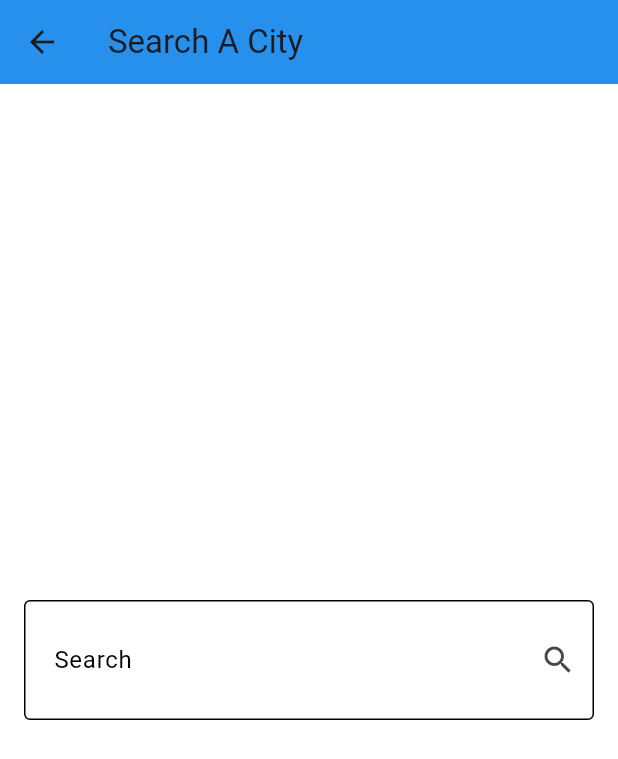
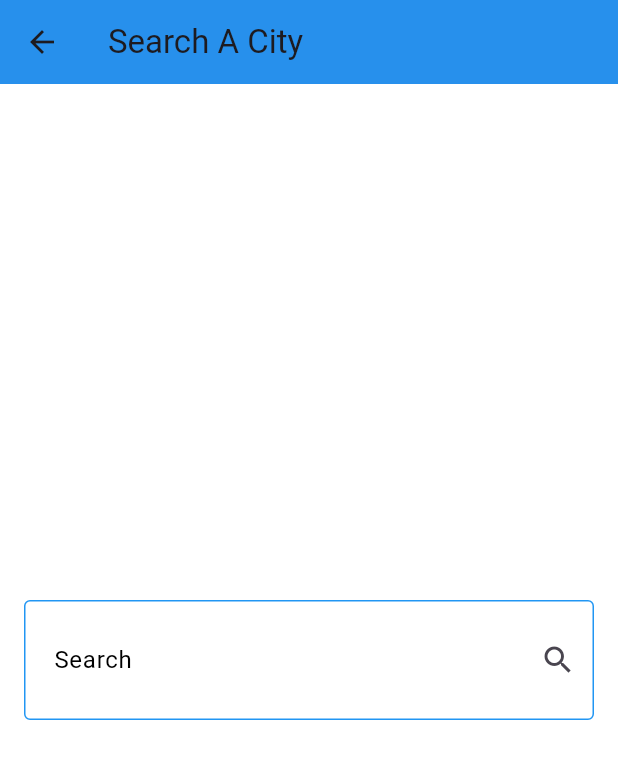
Before and after one commit to AlwaleedKhalidAltrimi/weather_app, a Flutter app: the screen it shows after launch, after a tap on the "search" icon, on a phone screen of 412 x 824 dp. Shown: the top 759 px of the screen. Run offline on Flutter 3.47's test engine with Material 3 defaults, Android fonts, the phone set to English and light mode, and no system bars; our stand-ins replace cached_network_image, dio, flutter_bloc.

Commit message:
Minor fixes and issue resolutions

```diff
--- a/lib/cubits/git_weather_cubit/get_weather_cubit.dart
+++ b/lib/cubits/git_weather_cubit/get_weather_cubit.dart
@@ -11,10 +11,11 @@ class GetWeatherCubit extends Cubit<WeatherState> {
   WeatherModel? weatherModel;
 // Create Function
   getWeather({required String cityName}) async {
+    emit(WeatherLoading());
     try {
       weatherModel =
           await WeatherServices(Dio()).getCurrentWeather(cityName: cityName);
-      emit(WeatherLoadedState(weatherModel!));
+      emit(WeatherSuccessState(weatherModel!));
     } catch (e) {
       emit(WeatherFailureState(e.toString()));
     }
--- a/lib/cubits/git_weather_cubit/get_weather_states.dart
+++ b/lib/cubits/git_weather_cubit/get_weather_states.dart
@@ -5,10 +5,12 @@ class WeatherState {}
 
 class WeatherInitialState extends WeatherState {}
 
-class WeatherLoadedState extends WeatherState {
+class WeatherLoading extends WeatherState {}
+
+class WeatherSuccessState extends WeatherState {
   final WeatherModel weatherModel;
 
-  WeatherLoadedState(this.weatherModel);
+  WeatherSuccessState(this.weatherModel);
 }
 
 class WeatherFailureState extends WeatherState {
--- a/lib/views/helpers/app_theme_helper.dart
+++ b/lib/views/helpers/app_theme_helper.dart
@@ -5,7 +5,7 @@ import 'package:weather_app/models/weather_model.dart';
 class AppThemeHelper {
 // Static method to determine the AppBar color based on the weather state
   static Color getAppBarColor(WeatherState state) {
-    if (state is WeatherLoadedState) {
+    if (state is WeatherSuccessState) {
       return WeatherModel.getThemeColor(state.weatherModel.weatherCondition);
     }
     return Colors
--- a/lib/views/home_view.dart
+++ b/lib/views/home_view.dart
@@ -4,7 +4,8 @@ import 'package:weather_app/cubits/git_weather_cubit/get_weather_cubit.dart';
 import 'package:weather_app/cubits/git_weather_cubit/get_weather_states.dart';
 import 'package:weather_app/views/helpers/app_theme_helper.dart';
 import 'package:weather_app/views/search_view.dart';
-import 'package:weather_app/widget/home_body.dart';
+import 'package:weather_app/widget/no_weather_body.dart';
+import 'package:weather_app/widget/weather_info_body.dart';
 
 class HomeView extends StatelessWidget {
   const HomeView({super.key});
@@ -13,11 +14,11 @@ class HomeView extends StatelessWidget {
   Widget build(BuildContext context) {
     return BlocBuilder<GetWeatherCubit, WeatherState>(
       builder: (context, state) {
-        final appBarColor = AppThemeHelper.getAppBarColor(state);
+        final themeColor = AppThemeHelper.getAppBarColor(state);
         return Scaffold(
           backgroundColor: Colors.white,
           appBar: AppBar(
-            backgroundColor: appBarColor,
+            backgroundColor: themeColor,
             elevation: 4,
             actions: [
               IconButton(
@@ -36,7 +37,20 @@ class HomeView extends StatelessWidget {
               style: TextStyle(color: Colors.black),
             ),
           ),
-          body: const HomeBody(),
+          body: BlocBuilder<GetWeatherCubit, WeatherState>(
+            builder: (context, state) {
+              if (state is WeatherLoading) {
+                return const Center(
+                    child: CircularProgressIndicator(color: Colors.black));
+              } else if (state is WeatherSuccessState) {
+                return WeatherInfoBody(weather: state.weatherModel);
+              } else if (state is WeatherFailureState) {
+                return const Center(child: Text('Oops, there was an error.'));
+              } else {
+                return const NoWeatherBody();
+              }
+            },
+          ),
         );
       },
     );
--- a/lib/views/search_view.dart
+++ b/lib/views/search_view.dart
@@ -11,43 +11,43 @@ class SearchView extends StatelessWidget {
   Widget build(BuildContext context) {
     return BlocBuilder<GetWeatherCubit, WeatherState>(
       builder: (context, state) {
-        final appBarColor = AppThemeHelper.getAppBarColor(state);
+        final themeColor = AppThemeHelper.getAppBarColor(state);
 
         return Scaffold(
           backgroundColor: Colors.white,
           appBar: AppBar(
             title: const Text('Search A City'),
             elevation: 4,
-            backgroundColor: appBarColor,
+            backgroundColor: themeColor,
           ),
           body: Padding(
             padding: const EdgeInsetsDirectional.symmetric(horizontal: 16),
             child: Center(
               child: TextField(
-                cursorColor: Colors.black,
+                cursorColor: themeColor,
                 onSubmitted: (value) async {
                   final getWeatherCubit =
                       BlocProvider.of<GetWeatherCubit>(context);
                   getWeatherCubit.getWeather(cityName: value);
                   Navigator.pop(context);
                 },
-                decoration: const InputDecoration(
-                  contentPadding: EdgeInsetsDirectional.symmetric(
+                decoration: InputDecoration(
+                  contentPadding: const EdgeInsetsDirectional.symmetric(
                     horizontal: 16,
                     vertical: 28,
                   ),
                   hintText: 'Enter City Name',
-                  label: Text(
+                  label: const Text(
                     'Search',
                     style: TextStyle(color: Colors.black),
                   ),
-                  suffixIcon: Icon(Icons.search),
-                  border: OutlineInputBorder(),
+                  suffixIcon: const Icon(Icons.search),
+                  border: const OutlineInputBorder(),
                   enabledBorder: OutlineInputBorder(
-                    borderSide: BorderSide(color: Colors.black),
+                    borderSide: BorderSide(color: themeColor),
                   ),
                   focusedBorder: OutlineInputBorder(
-                    borderSide: BorderSide(color: Colors.black, width: 2),
+                    borderSide: BorderSide(color: themeColor, width: 2),
                   ),
                 ),
               ),
--- a/lib/widget/home_body.dart
+++ /dev/null
@@ -1,27 +0,0 @@
-import 'package:flutter/material.dart';
-import 'package:flutter_bloc/flutter_bloc.dart';
-import 'package:weather_app/cubits/git_weather_cubit/get_weather_cubit.dart';
-import 'package:weather_app/cubits/git_weather_cubit/get_weather_states.dart';
-import 'package:weather_app/widget/no_weather_body.dart';
-import 'package:weather_app/widget/weather_info_body.dart';
-
-class HomeBody extends StatelessWidget {
-  const HomeBody({super.key});
-
-  @override
-  Widget build(BuildContext context) {
-    return BlocBuilder<GetWeatherCubit, WeatherState>(
-      builder: (context, state) {
-        if (state is WeatherInitialState) {
-          return const NoWeatherBody();
-        } else if (state is WeatherLoadedState) {
-          return WeatherInfoBody(weather: state.weatherModel);
-        } else if (state is WeatherFailureState) {
-          return const Center(child: Text('Oops, there was an error.'));
-        } else {
-          return const Center(child: Text('Unexpected state'));
-        }
-      },
-    );
-  }
-}
```
